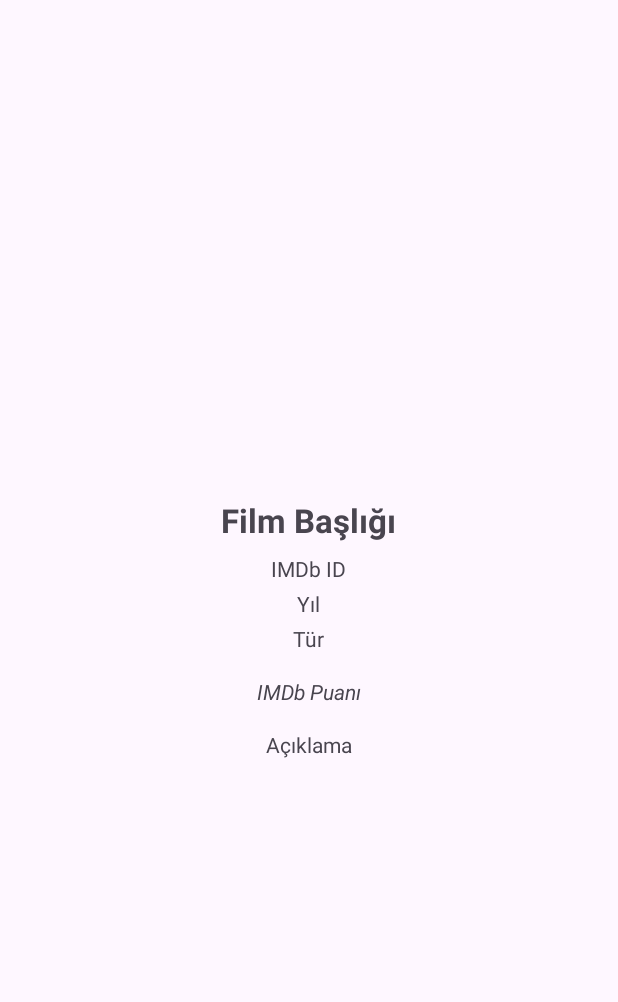
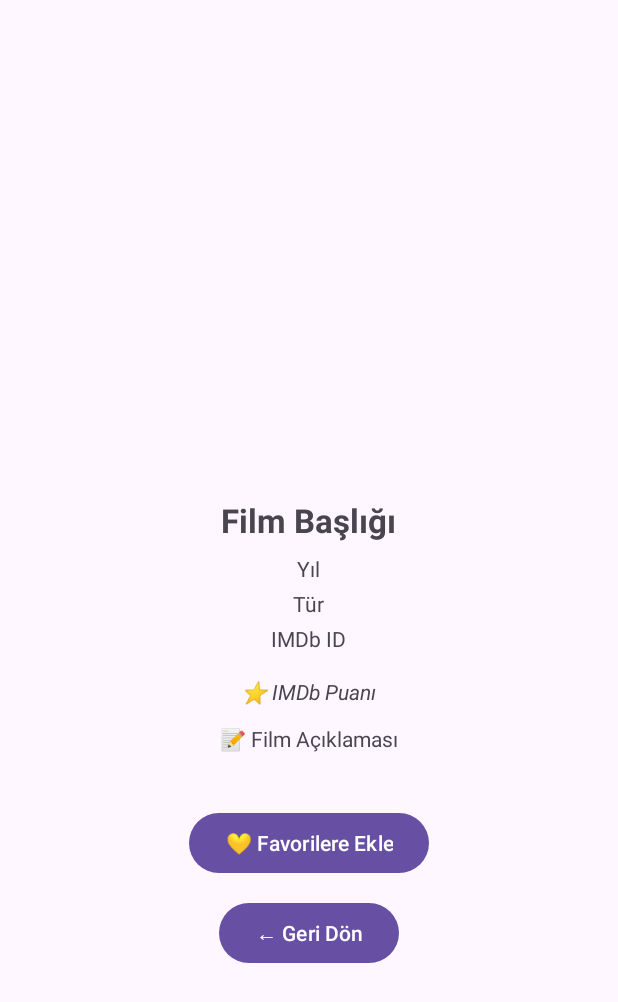
Before and after one commit to berivankorlaelci/CineTrack, an Android app: the layout activity_movie_detail.xml on its own in the app's theme, with its tools: preview values and no code run, on a phone screen of 412 x 824 dp. Shown: the top 1002 px of the screen. Run offline under Robolectric (Android 15) with nearby library versions, the phone set to English and light mode, and no system bars; network calls fail.

Commit message:
add return button for film details layout

```diff
--- a/app/src/main/java/com/example/cinetrack/ui/LoginActivity.java
+++ b/app/src/main/java/com/example/cinetrack/ui/LoginActivity.java
@@ -10,6 +10,7 @@ import android.widget.Toast;
 import androidx.appcompat.app.AppCompatActivity;
 
 import com.example.cinetrack.R;
+import com.google.firebase.FirebaseApp;
 import com.google.firebase.auth.FirebaseAuth;
 
 public class LoginActivity extends AppCompatActivity {
@@ -22,6 +23,8 @@ public class LoginActivity extends AppCompatActivity {
     protected void onCreate(Bundle savedInstanceState) {
         super.onCreate(savedInstanceState);
         setContentView(R.layout.activity_login);
+
+        FirebaseApp.initializeApp(this);
 
         mAuth = FirebaseAuth.getInstance();
 
--- a/app/src/main/java/com/example/cinetrack/ui/MainActivity.java
+++ b/app/src/main/java/com/example/cinetrack/ui/MainActivity.java
@@ -18,6 +18,7 @@ import com.android.volley.toolbox.Volley;
 import com.example.cinetrack.R;
 import com.example.cinetrack.adapter.MovieAdapter;
 import com.example.cinetrack.model.Movie;
+import com.google.firebase.FirebaseApp;
 
 import org.json.JSONArray;
 import org.json.JSONObject;
--- a/app/src/main/res/layout/activity_movie_detail.xml
+++ b/app/src/main/res/layout/activity_movie_detail.xml
@@ -10,60 +10,83 @@
         android:layout_height="wrap_content"
         android:gravity="center_horizontal">
 
+        <!-- Film Afişi -->
         <ImageView
             android:id="@+id/imageDetailPoster"
             android:layout_width="200dp"
             android:layout_height="300dp"
             android:layout_marginBottom="16dp"
-            android:scaleType="centerCrop"/>
+            android:scaleType="centerCrop" />
 
+        <!-- Başlık -->
         <TextView
             android:id="@+id/textDetailTitle"
+            android:layout_width="wrap_content"
+            android:layout_height="wrap_content"
             android:text="Film Başlığı"
             android:textSize="22sp"
             android:textStyle="bold"
+            android:layout_marginBottom="8dp" />
+
+        <!-- Yıl -->
+        <TextView
+            android:id="@+id/textDetailYear"
             android:layout_width="wrap_content"
             android:layout_height="wrap_content"
-            android:layout_marginBottom="8dp"/>
+            android:text="Yıl"
+            android:layout_marginBottom="4dp" />
 
+        <!-- Tür -->
+        <TextView
+            android:id="@+id/textDetailType"
+            android:layout_width="wrap_content"
+            android:layout_height="wrap_content"
+            android:text="Tür"
+            android:layout_marginBottom="4dp" />
+
+        <!-- IMDb ID -->
         <TextView
             android:id="@+id/textDetailImdbID"
-            android:text="IMDb ID"
             android:layout_width="wrap_content"
             android:layout_height="wrap_content"
-            android:layout_marginBottom="4dp"/>
+            android:text="IMDb ID"
+            android:layout_marginBottom="4dp" />
 
-        <TextView
-            android:id="@+id/textDetailYear"
-            android:text="Yıl"
-            android:layout_width="wrap_content"
-            android:layout_height="wrap_content"
-            android:layout_marginBottom="4dp"/>
-
-        <TextView
-            android:id="@+id/textDetailType"
-            android:text="Tür"
-            android:layout_width="wrap_content"
-            android:layout_height="wrap_content"
-            android:layout_marginBottom="4dp"/>
-
+        <!-- IMDb Puanı -->
         <TextView
             android:id="@+id/textDetailRating"
             android:layout_width="wrap_content"
             android:layout_height="wrap_content"
-            android:text="IMDb Puanı"
+            android:text="⭐ IMDb Puanı"
             android:textStyle="italic"
-            android:layout_marginTop="12dp"/>
+            android:layout_marginTop="12dp"
+            android:layout_marginBottom="4dp" />
 
+        <!-- Açıklama -->
         <TextView
             android:id="@+id/textDetailPlot"
             android:layout_width="match_parent"
             android:layout_height="wrap_content"
-            android:text="Açıklama"
-            android:layout_marginTop="8dp"
+            android:text="📝 Film Açıklaması"
             android:textAlignment="center"
-            android:padding="8dp"/>
+            android:padding="8dp"
+            android:layout_marginBottom="12dp" />
 
+        <!-- Favorilere Ekle Butonu -->
+        <Button
+            android:id="@+id/buttonAddFavorite"
+            android:layout_width="wrap_content"
+            android:layout_height="wrap_content"
+            android:text="💛 Favorilere Ekle"
+            android:layout_marginTop="16dp"
+            android:layout_marginBottom="12dp" />
 
+        <!-- Geri Dön Butonu -->
+        <Button
+            android:id="@+id/buttonBack"
+            android:layout_width="wrap_content"
+            android:layout_height="wrap_content"
+            android:text="← Geri Dön"
+            android:layout_marginBottom="20dp"/>
     </LinearLayout>
 </ScrollView>
```
Also changed, not shown: app/src/main/java/com/example/cinetrack/ui/MovieDetailActivity.java (+69 -17 lines).
